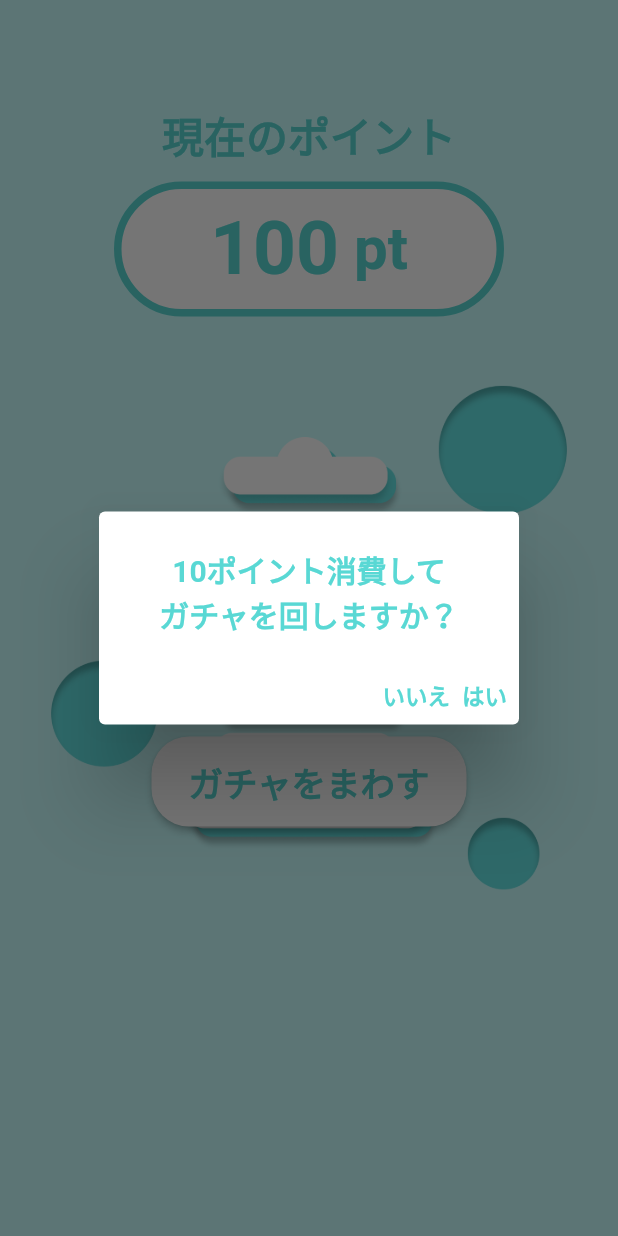
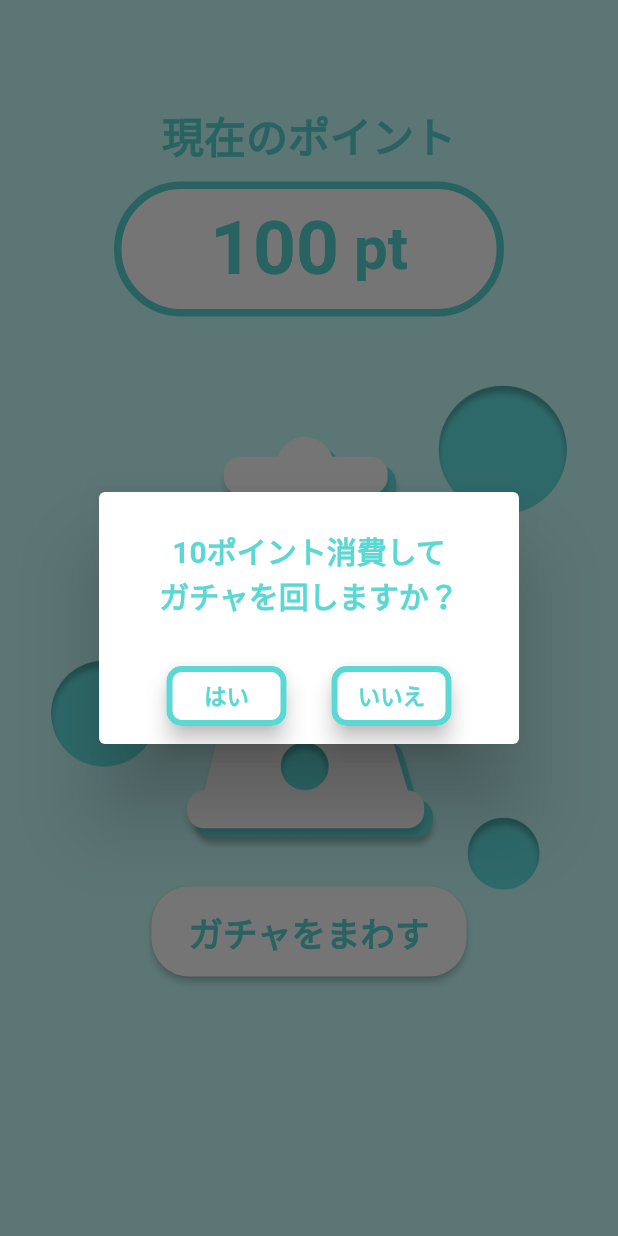
Before and after one commit to Jin2003/kishoutenketsu_rta, a Flutter app: the GatchaPage screen opened directly, after a tap on "ガチャをまわす", on a phone screen of 412 x 824 dp. Run offline on Flutter 3.47's test engine with Material 2 defaults, Android fonts, the phone set to English and light mode, and no system bars; our stand-ins replace curved_navigation_bar, flutter_animate, google_fonts, sqflite; missing offline and left inert: flutter_animated_dialog, nfc_manager; accounts and stored records are empty.

Commit message:
[update] 色々

```diff
--- a/lib/logic/database_helper.dart
+++ b/lib/logic/database_helper.dart
@@ -1,3 +1,4 @@
+import 'package:flutter/material.dart';
 import 'package:sqflite/sqflite.dart';
 import 'package:path/path.dart';
 import 'package:path_provider/path_provider.dart';
@@ -34,7 +35,7 @@ class DatabaseHelper {
         'CREATE TABLE IF NOT EXISTS times (time_id INTEGER PRIMARY KEY AUTOINCREMENT, time_record INTEGER, time_datetime TEXT)');
     //itemsテーブルがなければ作成
     await db.execute(
-        'CREATE TABLE IF NOT EXISTS items (item_id INTEGER, item_name TEXT, item_file_name TEXT, has_Item INTEGER)');
+        'CREATE TABLE IF NOT EXISTS items (item_id INTEGER PRIMARY KEY AUTOINCREMENT, item_name TEXT, item_file_name TEXT, has_Item INTEGER)');
     //NFCテーブルがなければ作成
     await db.execute('CREATE TABLE IF NOT EXISTS nfc (nfc_id INTEGER)');
   }
@@ -45,7 +46,6 @@ class DatabaseHelper {
     await db.execute('DROP TABLE times');
     await db.execute('DROP TABLE items');
     await db.execute('DROP TABLE nfc');
-
     //userテーブルがなければ作成
     await db.execute(
         'CREATE TABLE IF NOT EXISTS user (point INTEGER, selected_item_id INTEGER)');
@@ -54,7 +54,7 @@ class DatabaseHelper {
         'CREATE TABLE IF NOT EXISTS times (time_id INTEGER PRIMARY KEY AUTOINCREMENT, time_record INTEGER, time_datetime TEXT)');
     //itemsテーブルがなければ作成
     await db.execute(
-        'CREATE TABLE IF NOT EXISTS items (item_id INTEGER, item_name TEXT, item_file_name TEXT, has_Item INTEGER)');
+        'CREATE TABLE IF NOT EXISTS items (item_id INTEGER PRIMARY KEY AUTOINCREMENT, item_name TEXT, item_file_name TEXT, has_Item INTEGER)');
     //NFCテーブルがなければ作成
     await db.execute('CREATE TABLE IF NOT EXISTS nfc (nfc_id INTEGER)');
     //userテーブルの行数を取得
@@ -76,25 +76,50 @@ class DatabaseHelper {
           'INSERT INTO times (time_record, time_datetime) VALUES (?, ?), (?, ?), (?, ?), (?, ?), (?, ?), (?, ?), (?, ?), (?, ?)',
           [
             51,
-            '23.04/22',
+            '23.03/25',
             58,
-            '23.04/12',
+            '23.02/02',
             44,
-            '23.04/23',
+            '23.08/05',
             60,
             '23.04/18',
             130,
-            '23.04/26',
+            '23.11/26',
             120,
-            '23.04/27',
+            '23.04/15',
             69,
-            '23.04/28',
+            '23.12/31',
             71,
-            '23.04/16',
+            '23.01/01',
           ]);
     }
-    //デバッグ用のデータを挿入
-    //timesテーブルを初期化
+    //itemsテーブルにデータをいれる
+    var count2 =
+        Sqflite.firstIntValue(await db.rawQuery('SELECT COUNT(*) FROM items'));
+    if (count2 == 0) {
+      await db.execute(
+          'INSERT INTO items (item_name, item_file_name, has_Item) VALUES (?, ?, ?),(?, ?, ?), (?, ?, ?), (?, ?, ?), (?, ?, ?), (?, ?, ?)',
+          [
+            'デフォルト',
+            'file1.mp3',
+            1,
+            'きらきら星',
+            'file2.mp3',
+            0,
+            'せせらぎ',
+            'file3.mp3',
+            0,
+            'たかし〜朝よ〜！',
+            'file4.mp3',
+            1,
+            '天国と地獄',
+            'file5.mp3',
+            1,
+            '爆音アラーム',
+            'file6.mp3',
+            0,
+          ]);
+    }
   }
 
   // Future<void> _onCreate(Database db, int version) async {
--- a/lib/view/pages/gatcha_page.dart
+++ b/lib/view/pages/gatcha_page.dart
@@ -20,7 +20,7 @@ class GatchaPage extends StatefulWidget {
 
 class _GatchaPageState extends State<GatchaPage> {
   //現在のポイント
-  int? _point;
+  int _point = 10;
 
   //ボタンが押されたかどうk
   bool _isPressed = false;
@@ -107,8 +107,8 @@ class _GatchaPageState extends State<GatchaPage> {
 
               //ElevateButton(title: 'ガチャをまわす'),
               SizedBox(
-                //TODO:デバッグ用に200にしている
-                height: 280,
+                //デバッグ用に300にしている
+                height: 380,
                 width: 1,
               ),
               //OutlineButton(title: 'e', width: 10, height: 10, fontsize: 10, shape: 10)
@@ -132,21 +132,21 @@ class _GatchaPageState extends State<GatchaPage> {
                             title: CustomTextBlue(
                                 text: '10ポイント消費して\nガチャを回しますか？', fontSize: 20),
                             actions: <Widget>[
+                              Row(
+                                mainAxisAlignment: MainAxisAlignment.center,
+                                children: [
                                   GestureDetector(
-                                child:
-                                    CustomTextBlue(text: 'いいえ', fontSize: 15),
-                                onTap: () {
-                                  Navigator.pop(context);
-                                },
-                              ),
-                              GestureDetector(
-                                child: CustomTextBlue(text: 'はい', fontSize: 15),
-                                onTap: () async {
+                                    child: OutlineButton(
+                                      title: 'はい',
+                                      fontsize: 15,
+                                      height: 40,
+                                      width: 80,
+                                      shape: 10,
+                                      onPressed: () async {
                                         final db = await DatabaseHelper().db;
-                                  if (_point! < 10) {
+                                        if (_point < 10) {
                                           return;
                                         }
-
                                         setState(() {
                                           _isPressed = true;
                                         });
@@ -154,8 +154,8 @@ class _GatchaPageState extends State<GatchaPage> {
                                         await db.rawUpdate(
                                             'UPDATE user SET point = point - 10');
                                         //userテーブルのpointカラムを取得
-                                  final point =
-                                      await db.rawQuery('SELECT * FROM user');
+                                        final point = await db
+                                            .rawQuery('SELECT * FROM user');
                                         final items = await db.rawQuery(
                                             //これにしようと思ったけど処理が重すぎる
                                             // 'SELECT item_id , item_name FROM items WHERE has_item = 0 ORDER BY RAND() LIMIT 1');
@@ -165,8 +165,8 @@ class _GatchaPageState extends State<GatchaPage> {
                                         });
                                         Navigator.pop(context);
                                         // まわるポップアップ表示
-                                  Future.delayed(Duration(milliseconds: 3500),
-                                      () {
+                                        Future.delayed(
+                                            Duration(milliseconds: 3500), () {
                                           showAnimatedDialog<void>(
                                             context: context,
                                             builder: (_) {
@@ -176,26 +176,65 @@ class _GatchaPageState extends State<GatchaPage> {
                                                         '${items[random.nextInt(items.length)]["item_name"]}が当たりました！',
                                                     fontSize: 20),
                                                 actions: <Widget>[
+                                                  Container(
+                                                    alignment: Alignment.center,
+                                                    child: Column(
+                                                      children: [
+                                                        // SizedBox(
+                                                        //   height: 6,
+                                                        // ),
                                                         GestureDetector(
-                                              child: CustomTextBlue(
-                                                  text: '閉じる', fontSize: 15),
-                                              onTap: () {
+                                                          child: OutlineButton(
+                                                            fontsize: 15,
+                                                            width: 80,
+                                                            height: 40,
+                                                            title: 'とじる',
+                                                            shape: 10,
+                                                            onPressed: () {
                                                               setState(() {
-                                                  _isPressed = false;
+                                                                _isPressed =
+                                                                    false;
                                                               });
-                                                Navigator.pop(context);
+                                                              Navigator.pop(
+                                                                  context);
                                                             },
+                                                          ),
+                                                        ),
+                                                        SizedBox(
+                                                          height: 20,
+                                                        )
+                                                      ],
+                                                    ),
                                                   ),
                                                 ],
                                               );
                                             },
-                                      animationType:
-                                          DialogTransitionType.scaleRotate,
-                                      duration: Duration(milliseconds: 300),
+                                            animationType: DialogTransitionType
+                                                .scaleRotate,
+                                            duration:
+                                                Duration(milliseconds: 300),
                                           );
                                         });
                                       },
                                     ),
+                                  ),
+                                  SizedBox(
+                                    width: 30,
+                                    height: 0,
+                                  ),
+                                  GestureDetector(
+                                    child: OutlineButton(
+                                        title: 'いいえ',
+                                        fontsize: 15,
+                                        height: 40,
+                                        width: 80,
+                                        shape: 10,
+                                        onPressed: () {
+                                          Navigator.pop(context);
+                                        }),
+                                  ),
+                                ],
+                              )
                             ],
                           );
                         });
```
Also changed, not shown: lib/view/pages/nfc_setting_page.dart (+23 -6 lines). Lines whose indentation alone changed are shown as unchanged.
